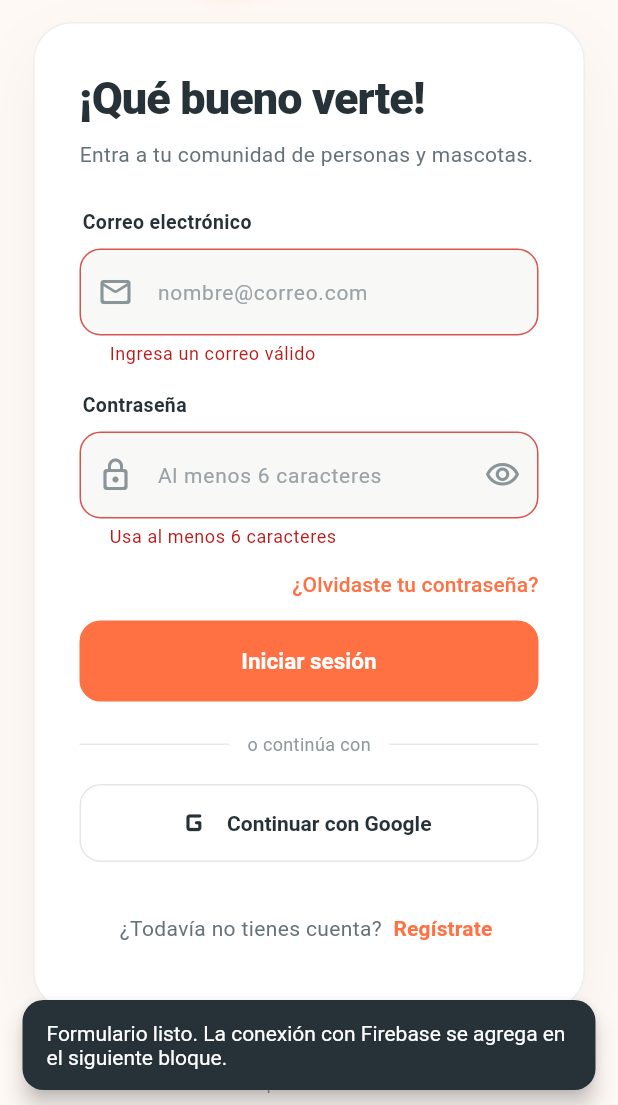
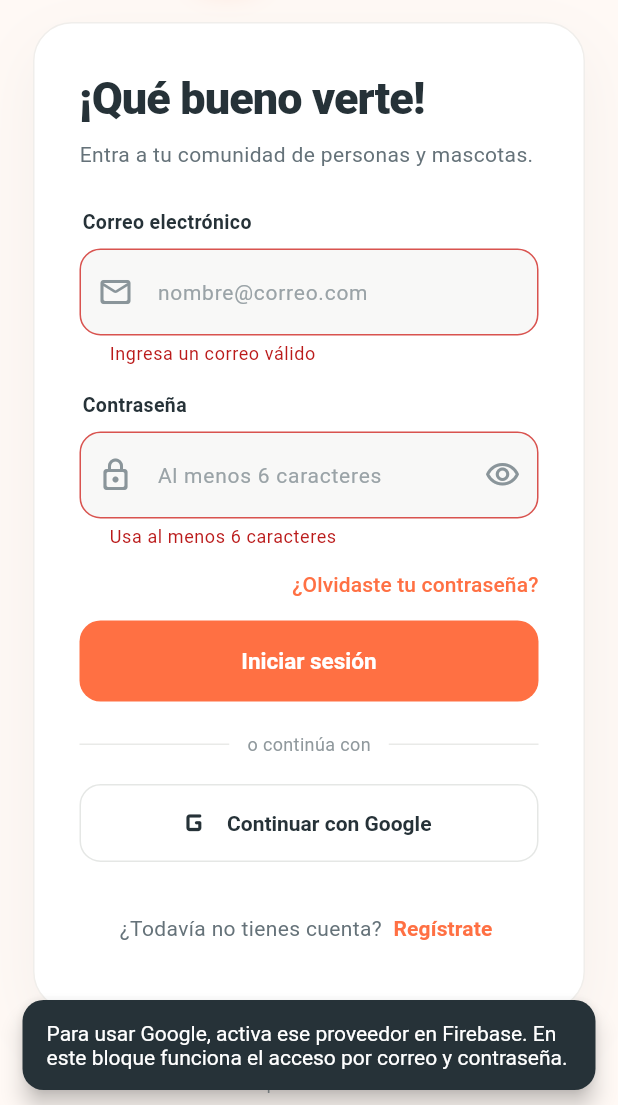
Before and after one commit to Alan-desing/PetVerse, a Flutter app: the AuthScreen screen opened directly, after a tap on "Iniciar sesión", after a tap on "Continuar con Google", on a phone screen of 412 x 824 dp, the part 131-1236 px from its top. Run offline on Flutter 3.47's test engine with Material 3 defaults, Android fonts, the phone set to English and light mode, and no system bars; our stand-ins replace cloud_firestore, firebase_auth, firebase_core; accounts and stored records are empty; statements that could not run were skipped.

Commit message:
PV1, PV2

```diff
--- /dev/null
+++ b/lib/models/user_profile.dart
@@ -0,0 +1,37 @@
+/// Basic profile information stored for each PetVerse account.
+class UserProfile {
+  /// Creates a profile value.
+  const UserProfile({
+    required this.uid,
+    required this.displayName,
+    required this.email,
+    required this.bio,
+    this.photoUrl,
+  });
+
+  /// Firebase Authentication user ID and Firestore document ID.
+  final String uid;
+
+  /// Name shown to other PetVerse users.
+  final String displayName;
+
+  /// Account email address.
+  final String email;
+
+  /// Short profile description.
+  final String bio;
+
+  /// Optional profile photo URL, to be used in a later image upload block.
+  final String? photoUrl;
+
+  /// Builds a profile from a Firestore document map.
+  factory UserProfile.fromMap(Map<String, dynamic> data) {
+    return UserProfile(
+      uid: data['uid'] as String? ?? '',
+      displayName: data['displayName'] as String? ?? '',
+      email: data['email'] as String? ?? '',
+      bio: data['bio'] as String? ?? '',
+      photoUrl: data['photoUrl'] as String?,
+    );
+  }
+}
--- a/lib/screens/auth_screen.dart
+++ b/lib/screens/auth_screen.dart
@@ -1,7 +1,11 @@
+import 'package:firebase_auth/firebase_auth.dart';
+import 'package:firebase_core/firebase_core.dart' show FirebaseException;
 import 'package:flutter/material.dart';
 import 'package:provider/provider.dart';
 
 import '../providers/auth_form_provider.dart';
+import '../services/auth_service.dart';
+import '../services/user_profile_service.dart';
 import '../theme/app_theme.dart';
 
 /// Responsive sign-in and registration screen for PetVerse.
@@ -19,6 +23,7 @@ class _AuthScreenState extends State<AuthScreen> {
   final _emailController = TextEditingController();
   final _passwordController = TextEditingController();
   final _confirmPasswordController = TextEditingController();
+  bool _isSubmitting = false;
 
   @override
   void dispose() {
@@ -29,23 +34,103 @@ class _AuthScreenState extends State<AuthScreen> {
     super.dispose();
   }
 
-  void _showSetupNotice() {
+  void _showMessage(String message) {
     ScaffoldMessenger.of(context)
       ..hideCurrentSnackBar()
-      ..showSnackBar(
-        const SnackBar(
-          content: Text(
-            'Formulario listo. La conexión con Firebase se agrega en el siguiente bloque.',
-          ),
-        ),
-      );
+      ..showSnackBar(SnackBar(content: Text(message)));
   }
 
-  void _submit() {
+  String _authErrorMessage(FirebaseAuthException error) {
+    return switch (error.code) {
+      'email-already-in-use' => 'Ya existe una cuenta con ese correo.',
+      'invalid-email' => 'El formato del correo no es válido.',
+      'user-disabled' => 'Esta cuenta está deshabilitada.',
+      'user-not-found' ||
+      'wrong-password' ||
+      'invalid-credential' => 'El correo o la contraseña son incorrectos.',
+      'weak-password' => 'Elige una contraseña más segura.',
+      'operation-not-allowed' =>
+        'El acceso por correo todavía no está activado en Firebase.',
+      'too-many-requests' =>
+        'Hubo demasiados intentos. Espera un momento y vuelve a probar.',
+      'network-request-failed' =>
+        'No hay conexión. Revisa internet e inténtalo otra vez.',
+      _ => 'No pudimos completar el acceso. Inténtalo de nuevo.',
+    };
+  }
+
+  Future<void> _submit() async {
     FocusScope.of(context).unfocus();
-    if (_formKey.currentState?.validate() ?? false) {
-      _showSetupNotice();
+    if (!(_formKey.currentState?.validate() ?? false)) return;
+
+    final isRegistering = context.read<AuthFormProvider>().isRegistering;
+    setState(() => _isSubmitting = true);
+
+    try {
+      if (isRegistering) {
+        final displayName = _nameController.text.trim();
+        final credential = await AuthService.instance.createAccount(
+          email: _emailController.text,
+          password: _passwordController.text,
+        );
+        final user = credential.user;
+        if (user != null) {
+          await AuthService.instance.updateDisplayName(user, displayName);
+          await UserProfileService.instance.getOrCreateProfile(
+            user,
+            fallbackName: displayName,
+          );
+        }
+      } else {
+        await AuthService.instance.signIn(
+          email: _emailController.text,
+          password: _passwordController.text,
+        );
+      }
+    } on FirebaseAuthException catch (error) {
+      if (mounted) _showMessage(_authErrorMessage(error));
+    } on FirebaseException catch (error) {
+      if (!mounted) return;
+      _showMessage(
+        error.code == 'permission-denied'
+            ? 'La cuenta se creó, pero Firestore todavía no permite guardar el perfil. Publica las reglas del proyecto.'
+            : 'La cuenta se creó, pero no pudimos guardar el perfil todavía.',
+      );
+    } catch (_) {
+      if (mounted) {
+        _showMessage('No pudimos completar el registro. Inténtalo de nuevo.');
+      }
+    } finally {
+      if (mounted) setState(() => _isSubmitting = false);
     }
+  }
+
+  Future<void> _sendPasswordReset() async {
+    final email = _emailController.text.trim();
+    if (email.isEmpty || !email.contains('@')) {
+      _showMessage(
+        'Escribe tu correo para enviarte el enlace de recuperación.',
+      );
+      return;
+    }
+
+    setState(() => _isSubmitting = true);
+    try {
+      await AuthService.instance.sendPasswordResetEmail(email);
+      if (mounted) {
+        _showMessage('Si hay una cuenta con ese correo, recibirá un enlace.');
+      }
+    } on FirebaseAuthException catch (error) {
+      if (mounted) _showMessage(_authErrorMessage(error));
+    } finally {
+      if (mounted) setState(() => _isSubmitting = false);
+    }
+  }
+
+  void _showGoogleSetupNotice() {
+    _showMessage(
+      'Para usar Google, activa ese proveedor en Firebase. En este bloque funciona el acceso por correo y contraseña.',
+    );
   }
 
   @override
@@ -247,7 +332,7 @@ class _AuthScreenState extends State<AuthScreen> {
                   Align(
                     alignment: Alignment.centerRight,
                     child: TextButton(
-                      onPressed: _showSetupNotice,
+                      onPressed: _isSubmitting ? null : _sendPasswordReset,
                       style: TextButton.styleFrom(
                         foregroundColor: AppTheme.orange,
                         padding: const EdgeInsets.symmetric(vertical: 10),
@@ -260,7 +345,7 @@ class _AuthScreenState extends State<AuthScreen> {
                 SizedBox(
                   height: 54,
                   child: FilledButton(
-                    onPressed: _submit,
+                    onPressed: _isSubmitting ? null : _submit,
                     style: FilledButton.styleFrom(
                       backgroundColor: AppTheme.orange,
                       foregroundColor: Colors.white,
@@ -272,18 +357,27 @@ class _AuthScreenState extends State<AuthScreen> {
                         fontWeight: FontWeight.w700,
                       ),
                     ),
-                    child: Text(
-                      formState.isRegistering
-                          ? 'Crear mi cuenta'
-                          : 'Iniciar sesión',
-                    ),
+                    child: _isSubmitting
+                        ? const SizedBox(
+                            width: 22,
+                            height: 22,
+                            child: CircularProgressIndicator(
+                              strokeWidth: 2.5,
+                              color: Colors.white,
+                            ),
+                          )
+                        : Text(
+                            formState.isRegistering
+                                ? 'Crear mi cuenta'
+                                : 'Iniciar sesión',
+                          ),
                   ),
                 ),
                 const SizedBox(height: 20),
                 const _DividerLabel(label: 'o continúa con'),
                 const SizedBox(height: 18),
                 OutlinedButton.icon(
-                  onPressed: _showSetupNotice,
+                  onPressed: _isSubmitting ? null : _showGoogleSetupNotice,
                   icon: const Icon(Icons.g_mobiledata_rounded, size: 27),
                   label: const Text('Continuar con Google'),
                   style: OutlinedButton.styleFrom(
```
Also changed, not shown: lib/auth_gate.dart (added, +51 -0 lines), lib/main.dart (+8 -3 lines), lib/screens/profile_screen.dart (added, +358 -0 lines), lib/services/auth_service.dart (added, +50 -0 lines), lib/services/user_profile_service.dart (added, +76 -0 lines), firebase.json, 2 other files.
